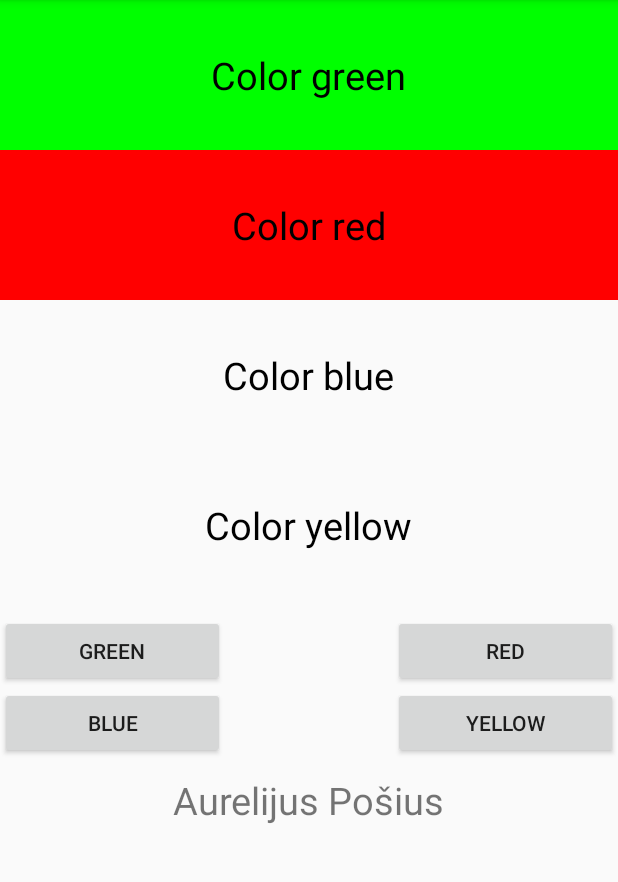
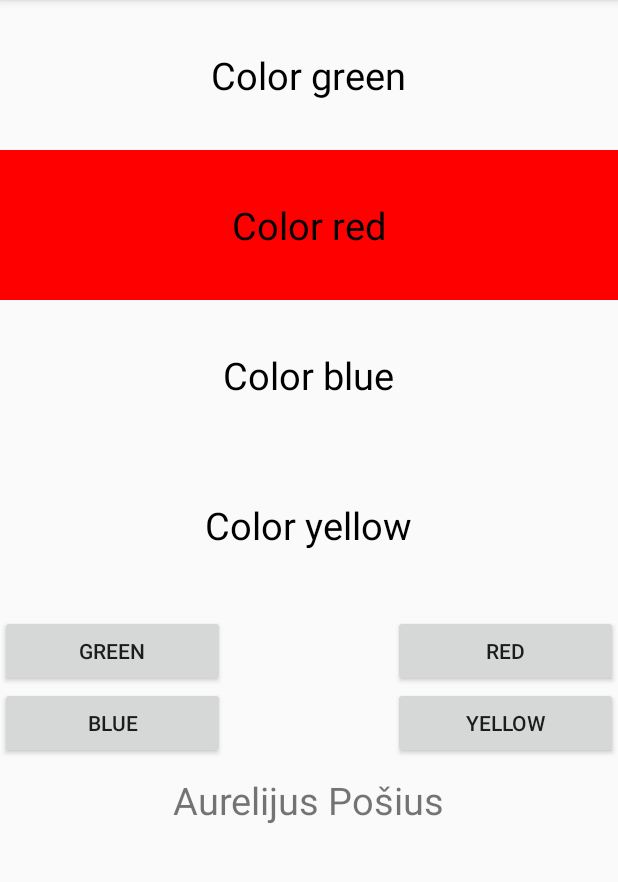
Before and after one commit to Diceon/AndroidColorChangeV2, an Android app: the screen it shows after launch (MainActivity), after a tap on "RED", on a phone screen of 412 x 824 dp, the part 84-966 px from its top. Run offline under Robolectric (Android 15) with nearby library versions, the phone set to English and light mode, and no system bars; 1 other tap on this screen came first.

Commit message:
Added color reset to other layouts

```diff
--- a/app/src/main/java/lt/vtvpmc/ems/zp18_2/androidcolorchangev2/MainActivity.java
+++ b/app/src/main/java/lt/vtvpmc/ems/zp18_2/androidcolorchangev2/MainActivity.java
@@ -1,7 +1,9 @@
 package lt.vtvpmc.ems.zp18_2.androidcolorchangev2;
 
+import android.graphics.Color;
 import android.support.v7.app.AppCompatActivity;
 import android.os.Bundle;
+import android.text.Layout;
 import android.view.View;
 import android.widget.Button;
 
@@ -25,6 +27,7 @@ public class MainActivity extends AppCompatActivity {
         btnGreen.setOnClickListener(new View.OnClickListener() {
             @Override
             public void onClick(View v) {
+                resetColors();
                 findViewById(R.id.colorGreenLayout).setBackgroundColor(getResources().getColor(R.color.colorGreen));
             }
         });
@@ -32,6 +35,7 @@ public class MainActivity extends AppCompatActivity {
         btnRed.setOnClickListener(new View.OnClickListener() {
             @Override
             public void onClick(View v) {
+                resetColors();
                 findViewById(R.id.colorRedLayout).setBackgroundColor(getResources().getColor(R.color.colorRed));
             }
         });
@@ -39,6 +43,7 @@ public class MainActivity extends AppCompatActivity {
         btnBlue.setOnClickListener(new View.OnClickListener() {
             @Override
             public void onClick(View v) {
+                resetColors();
                 findViewById(R.id.colorBlueLayout).setBackgroundColor(getResources().getColor(R.color.colorBlue));
             }
         });
@@ -46,9 +51,18 @@ public class MainActivity extends AppCompatActivity {
         btnYellow.setOnClickListener(new View.OnClickListener() {
             @Override
             public void onClick(View v) {
+                resetColors();
                 findViewById(R.id.colorYellowLayout).setBackgroundColor(getResources().getColor(R.color.colorYellow));
             }
         });
 
     }
+
+    private void resetColors() {
+        findViewById(R.id.colorRedLayout).setBackgroundColor(Color.TRANSPARENT);
+        findViewById(R.id.colorGreenLayout).setBackgroundColor(Color.TRANSPARENT);
+        findViewById(R.id.colorBlueLayout).setBackgroundColor(Color.TRANSPARENT);
+        findViewById(R.id.colorYellowLayout).setBackgroundColor(Color.TRANSPARENT);
+    }
+
 }
```
